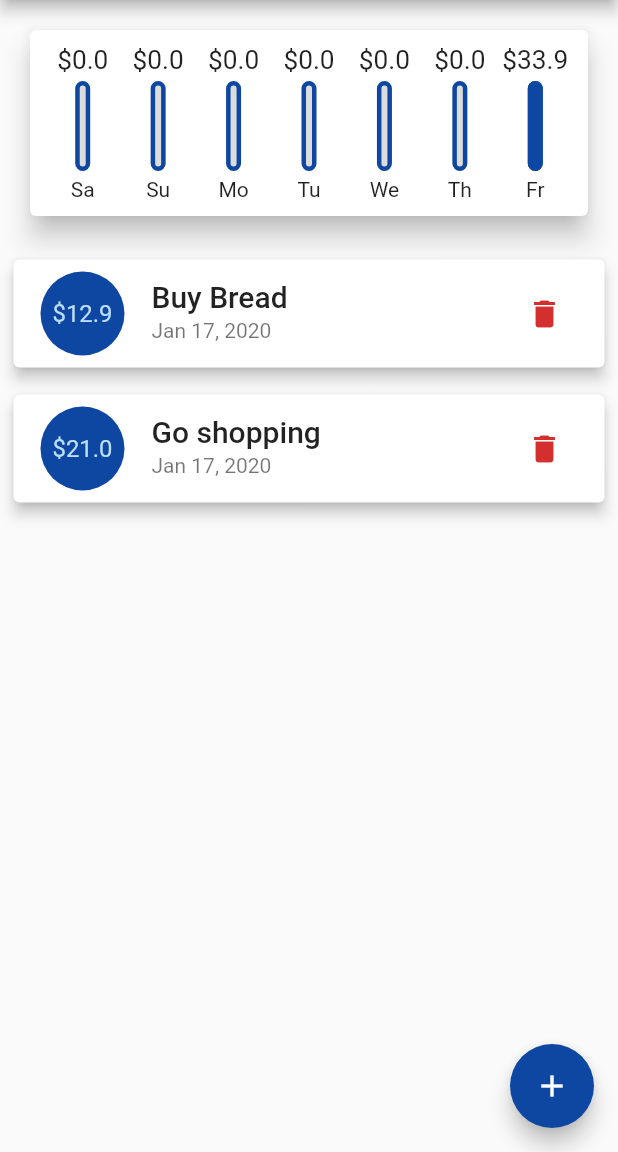
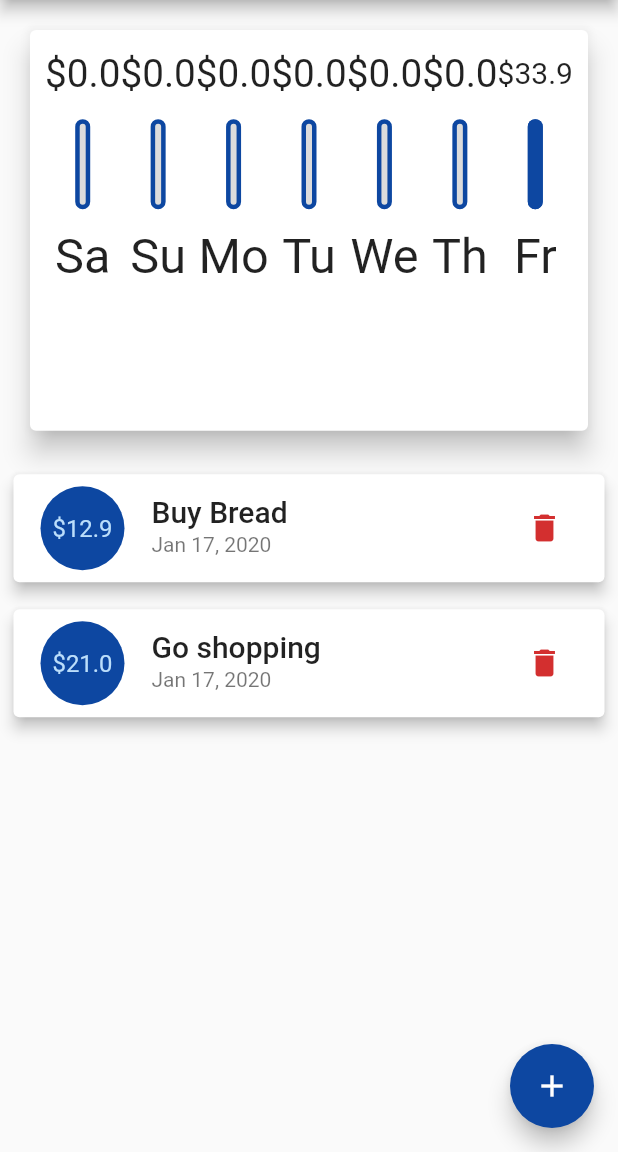
Before and after one commit to albertdugba/expense-manager, a Flutter app: the screen it shows after launch, on a phone screen of 412 x 824 dp, the part 84-1236 px from its top. Run offline on Flutter 3.47's test engine with Material 2 defaults, Android fonts, the phone set to English and light mode, and no system bars; our stand-ins replace google_fonts; Roboto replaces fonts that are missing (Alata).

Commit message:
media query & responsivesness

```diff
--- a/lib/main.dart
+++ b/lib/main.dart
@@ -14,7 +14,6 @@ class MyApp extends StatelessWidget {
     return MaterialApp(
         debugShowCheckedModeBanner: false,
         home: HomePage(),
-        title: 'Expense Tracker',
         theme: ThemeData.light().copyWith(
           primaryColor: Colors.blue[900],
           accentColor: Colors.white,
@@ -59,15 +58,22 @@ class _HomePageState extends State<HomePage> {
     }).toList();
   }
 
-  void _addNewTransaction(String txTitle, double txAmount) {
+  void _addNewTransaction(
+      String txTitle, double txAmount, DateTime chosenDate) {
     final newTx = Transaction(
       title: txTitle,
       amount: txAmount,
-      date: DateTime.now(),
+      date: chosenDate,
       id: DateTime.now().toString(),
     );
     setState(() {
       _userTransactions.add(newTx);
+    });
+  }
+
+  void _deleteTransaction(String id) {
+    setState(() {
+      _userTransactions.removeWhere((tx) => tx.id == id);
     });
   }
 
@@ -84,8 +90,8 @@ class _HomePageState extends State<HomePage> {
 
   @override
   Widget build(BuildContext context) {
-    return Scaffold(
-      appBar: AppBar(
+    final mediaQuery = MediaQuery.of(context);
+    final appbar = AppBar(
       title: Text(
         'Expense App',
         style: GoogleFonts.alata(
@@ -99,13 +105,23 @@ class _HomePageState extends State<HomePage> {
           },
         )
       ],
-      ),
+    );
+    return Scaffold(
+      appBar: appbar,
       body: SingleChildScrollView(
         child: Column(
           crossAxisAlignment: CrossAxisAlignment.stretch,
           children: <Widget>[
-            Chart(_recentTransactions),
-            TransactionList(_userTransactions),
+            Container(
+                height: (mediaQuery.size.height -
+                        appbar.preferredSize.height -
+                        mediaQuery.padding.top) *
+                    .4,
+                child: Chart(_recentTransactions)),
+            Container(
+                height:
+                    (mediaQuery.size.height - appbar.preferredSize.height) * .6,
+                child: TransactionList(_userTransactions, _deleteTransaction)),
           ],
         ),
       ),
--- a/lib/widget/chart_bar.dart
+++ b/lib/widget/chart_bar.dart
@@ -8,19 +8,22 @@ class ChartBar extends StatelessWidget {
   ChartBar(this.label, this.spendingAmount, this.spendingPctOfTotal);
   @override
   Widget build(BuildContext context) {
+    return LayoutBuilder(
+      builder: (ctx, constraints) {
         return Column(
           children: <Widget>[
             Container(
-            height: 20.0,
+                height: constraints.maxHeight * .15,
                 child: FittedBox(
                     child: Text('\$${spendingAmount.toStringAsFixed(1)}'))),
-        SizedBox(height: 4.0),
+            SizedBox(height: constraints.maxHeight * .05),
             Container(
               height: 60.0,
               width: 10.0,
               child: Stack(
                 children: <Widget>[
                   Container(
+                    height: constraints.maxHeight * 0.6,
                     decoration: BoxDecoration(
                         border: Border.all(
                             color: Theme.of(context).primaryColor, width: 3.0),
@@ -39,9 +42,14 @@ class ChartBar extends StatelessWidget {
                 ],
               ),
             ),
-        SizedBox(height: 4.0),
-        Text(label)
+            SizedBox(height: constraints.maxHeight * 0.05),
+            Container(
+              height: constraints.maxHeight * 0.15,
+              child: FittedBox(child: Text(label)),
+            )
           ],
+        );
+      },
     );
   }
 }
--- a/lib/widget/transaction_list.dart
+++ b/lib/widget/transaction_list.dart
@@ -4,14 +4,13 @@ import 'package:intl/intl.dart';
 
 class TransactionList extends StatelessWidget {
   final List<Transaction> transactions;
+  final Function _deleteTx;
 
-  TransactionList(this.transactions);
+  TransactionList(this.transactions, this._deleteTx);
   @override
   Widget build(BuildContext context) {
     final theme = Theme.of(context);
-    return Container(
-        height: 300.0,
-        child: transactions.isEmpty
+    return transactions.isEmpty
         ? Column(
             children: <Widget>[
               Container(
@@ -22,8 +21,7 @@ class TransactionList extends StatelessWidget {
                 ),
               ),
               SizedBox(height: 20.0),
-                  Text('No transactions added yet',
-                      style: theme.textTheme.title)
+              Text('No transactions added yet', style: theme.textTheme.title)
             ],
           )
         : ListView.builder(
@@ -44,16 +42,16 @@ class TransactionList extends StatelessWidget {
                   ),
                   title: Text(transactions[idx].title,
                       style: theme.textTheme.title),
-                      subtitle: Text(
-                          DateFormat.yMMMd().format(transactions[idx].date)),
+                  subtitle:
+                      Text(DateFormat.yMMMd().format(transactions[idx].date)),
                   trailing: IconButton(
                     color: theme.errorColor,
                     icon: Icon(Icons.delete),
-                        onPressed: () {},
+                    onPressed: () => _deleteTx(transactions[idx].id),
                   ),
                 ),
               );
             },
-              ));
+          );
   }
 }
```
Also changed, not shown: lib/widget/new_transaction.dart (+10 -4 lines). Lines whose indentation alone changed are shown as unchanged.
